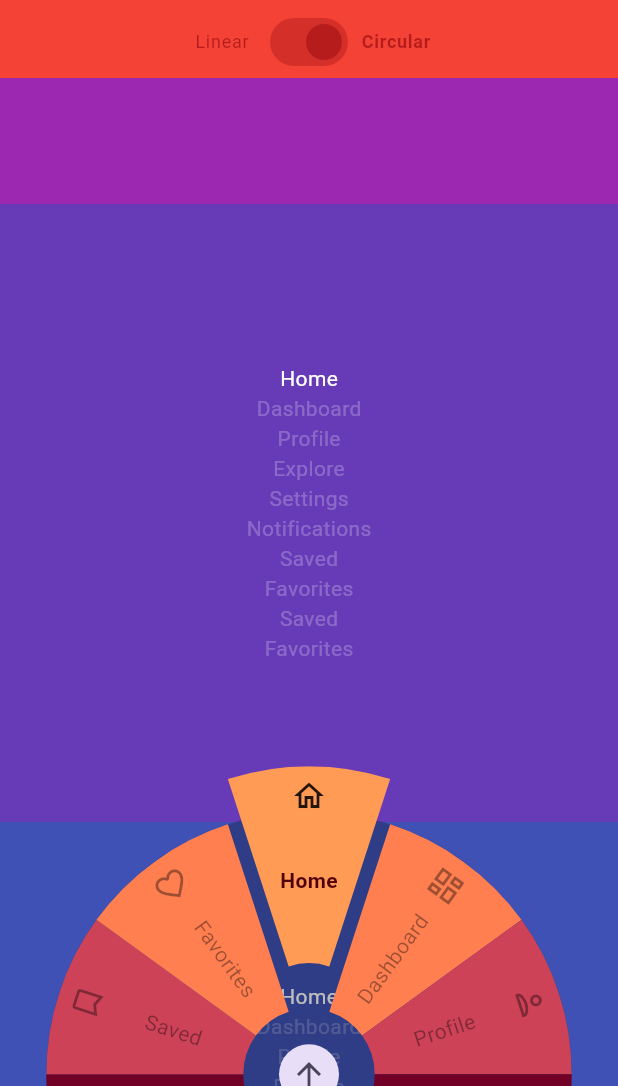
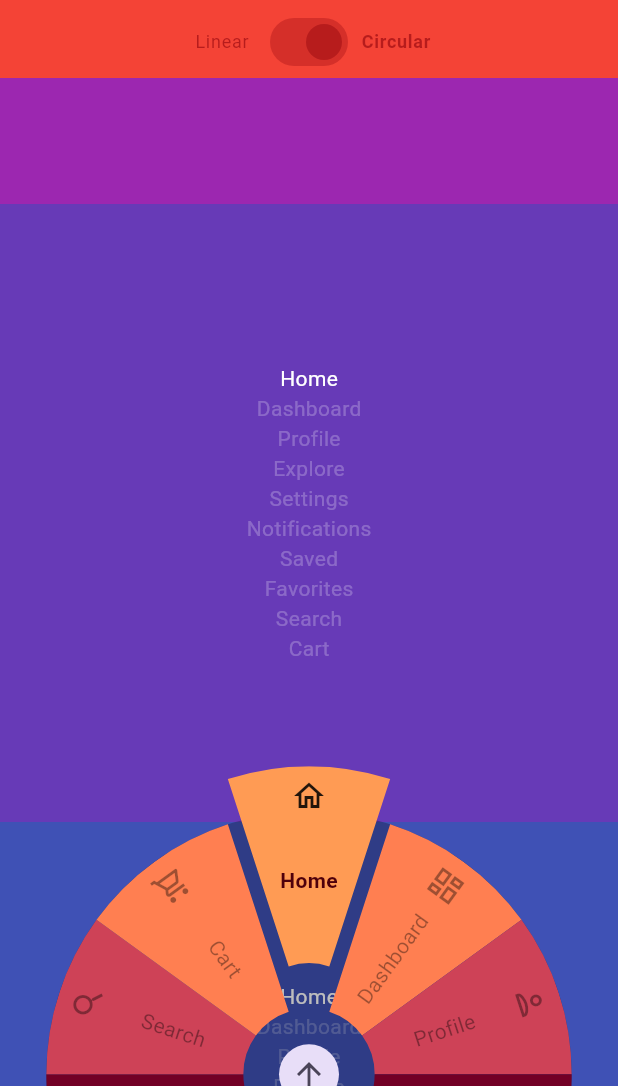
Before and after one commit to sfatihy/circle_bnb, a Flutter app: the screen it shows after launch, scrolled down 1152 dp, on a phone screen of 412 x 824 dp, the part 150-1236 px from its top. Run offline on Flutter 3.47's test engine with Material 3 defaults, Android fonts, the phone set to English and light mode, and no system bars.

Commit message:
Updated navigation bar items in the example app. Replaced duplicate "Saved" and "Favorites" with "Search" and "Cart".

```diff
--- a/example/lib/pages/app_home_page.dart
+++ b/example/lib/pages/app_home_page.dart
@@ -22,8 +22,8 @@ class _AppHomePageState extends State<AppHomePage> {
     CircleBNBItem(title: "Notifications", icon: Icons.notifications_outlined),
     CircleBNBItem(title: "Saved", icon: Icons.bookmark_outline_outlined),
     CircleBNBItem(title: "Favorites", icon: Icons.favorite_outline_outlined),
-    CircleBNBItem(title: "Saved", icon: Icons.bookmark_outline_outlined),
-    CircleBNBItem(title: "Favorites", icon: Icons.favorite_outline_outlined),
+    CircleBNBItem(title: "Search", icon: Icons.search_outlined),
+    CircleBNBItem(title: "Cart", icon: Icons.shopping_cart_outlined),
   ];
 
   void setBnbIndex(int index) {
```
